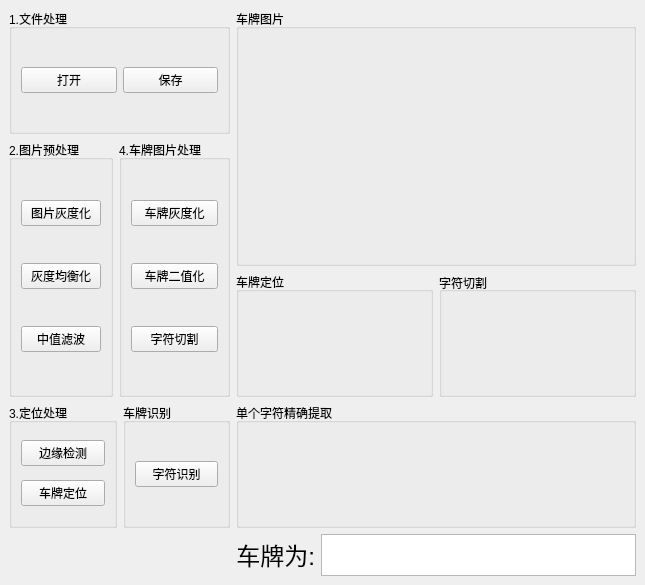
lpypl/LicensePlateRecognition, file app.ui: the form before one commit.
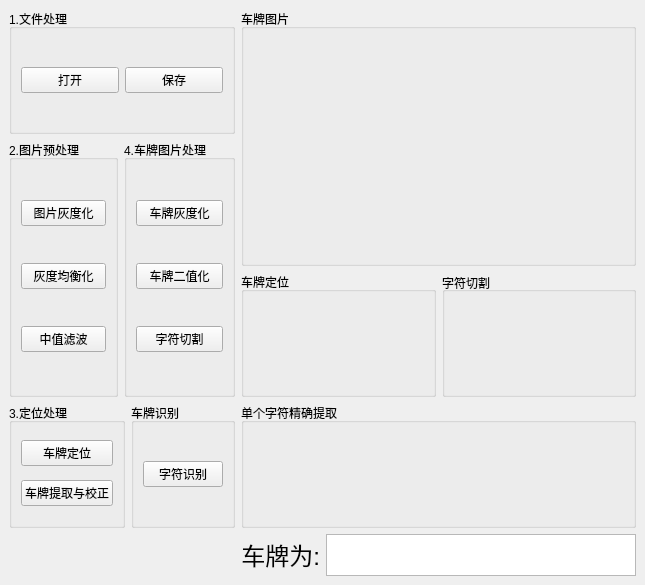
The form after the commit.

Commit message: 打开一张图片后清空上一次的结果

Patch:
```diff
--- a/app.ui
+++ b/app.ui
@@ -295,14 +295,14 @@
          <item>
           <widget class="QPushButton" name="btnEdgeDetection">
            <property name="text">
-            <string>边缘检测</string>
+            <string>车牌定位</string>
            </property>
           </widget>
          </item>
          <item>
           <widget class="QPushButton" name="btnLocation">
            <property name="text">
-            <string>车牌定位</string>
+            <string>车牌提取与校正</string>
            </property>
           </widget>
          </item>
```
The commit also changes 2 other files.
